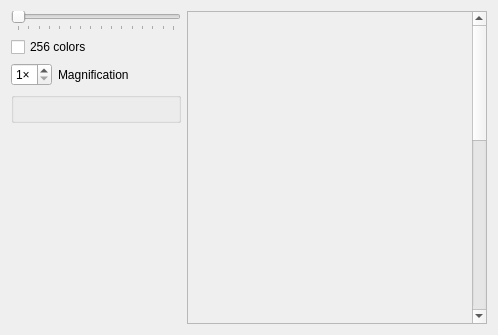
Qt form mgba/src/platform/qt/TileView.ui (xjsxjs197/WiiEmuHanhua) before a commit.
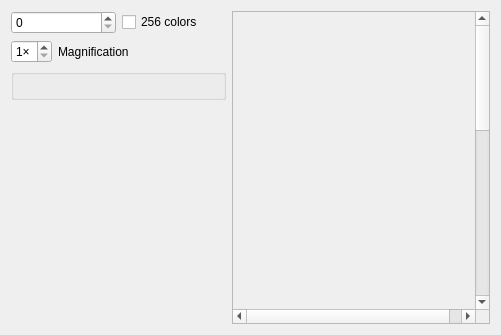
The same form after that commit. Custom widgets are drawn as their Qt base class.

Patch:
```diff
--- a/mgba/src/platform/qt/TileView.ui
+++ b/mgba/src/platform/qt/TileView.ui
@@ -6,7 +6,7 @@
    <rect>
     <x>0</x>
     <y>0</y>
-    <width>498</width>
+    <width>501</width>
     <height>335</height>
    </rect>
   </property>
@@ -14,49 +14,10 @@
    <string>Tiles</string>
   </property>
   <layout class="QGridLayout" name="gridLayout">
-   <item row="1" column="0">
-    <widget class="QCheckBox" name="palette256">
-     <property name="text">
-      <string>256 colors</string>
-     </property>
-    </widget>
-   </item>
-   <item row="0" column="0">
-    <widget class="QSlider" name="paletteId">
-     <property name="maximumSize">
-      <size>
-       <width>170</width>
-       <height>16777215</height>
-      </size>
-     </property>
-     <property name="maximum">
-      <number>15</number>
-     </property>
-     <property name="pageStep">
-      <number>1</number>
-     </property>
-     <property name="orientation">
-      <enum>Qt::Horizontal</enum>
-     </property>
-     <property name="tickPosition">
-      <enum>QSlider::TicksBelow</enum>
-     </property>
-    </widget>
-   </item>
-   <item row="4" column="0">
-    <spacer name="verticalSpacer">
-     <property name="orientation">
-      <enum>Qt::Vertical</enum>
-     </property>
-     <property name="sizeHint" stdset="0">
-      <size>
-       <width>0</width>
-       <height>0</height>
-      </size>
-     </property>
-    </spacer>
-   </item>
    <item row="2" column="0">
+    <widget class="QGBA::AssetTile" name="tile"/>
+   </item>
+   <item row="1" column="0">
     <layout class="QHBoxLayout" name="horizontalLayout_4">
      <item>
       <widget class="QSpinBox" name="magnification">
@@ -105,7 +66,7 @@
        <rect>
         <x>0</x>
         <y>0</y>
-        <width>286</width>
+        <width>256</width>
         <height>768</height>
        </rect>
       </property>
@@ -151,8 +112,36 @@
      </widget>
     </widget>
    </item>
-   <item row="3" column="0">
-    <widget class="QGBA::AssetTile" name="tile"/>
+   <item row="4" column="0">
+    <spacer name="verticalSpacer">
+     <property name="orientation">
+      <enum>Qt::Vertical</enum>
+     </property>
+     <property name="sizeHint" stdset="0">
+      <size>
+       <width>0</width>
+       <height>0</height>
+      </size>
+     </property>
+    </spacer>
+   </item>
+   <item row="0" column="0">
+    <layout class="QHBoxLayout" name="horizontalLayout_2">
+     <item>
+      <widget class="QSpinBox" name="paletteId">
+       <property name="maximum">
+        <number>15</number>
+       </property>
+      </widget>
+     </item>
+     <item>
+      <widget class="QCheckBox" name="palette256">
+       <property name="text">
+        <string>256 colors</string>
+       </property>
+      </widget>
+     </item>
+    </layout>
    </item>
   </layout>
  </widget>
```
Left out of the diff: 32 changed lines with no effect on the pictures.
